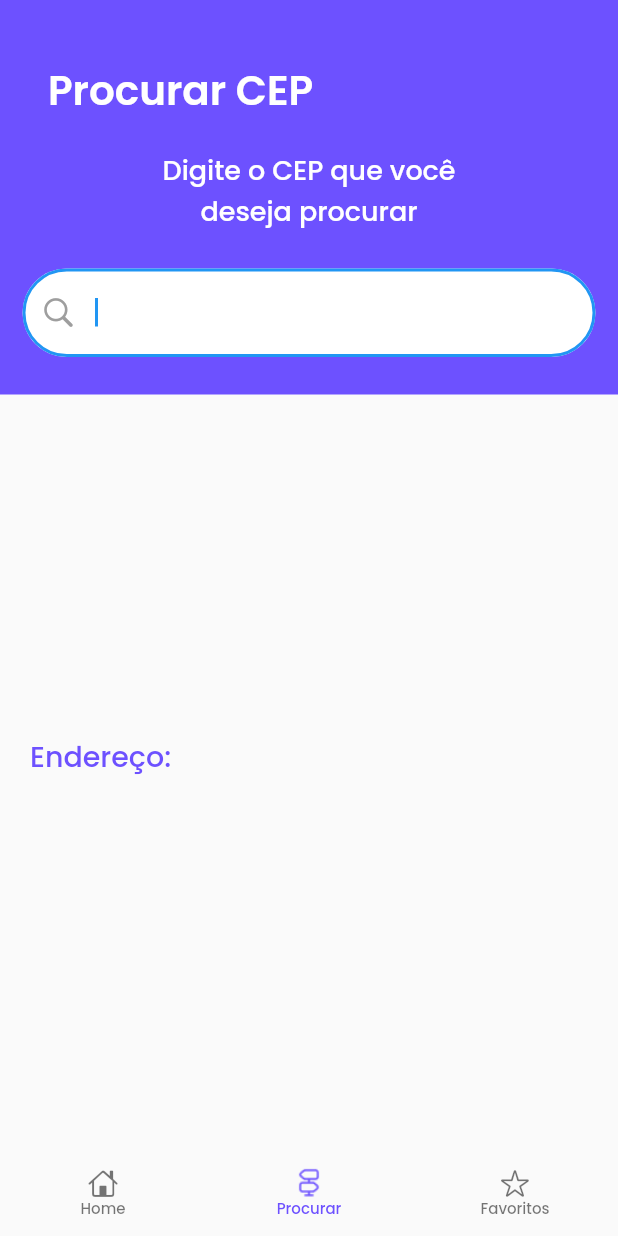
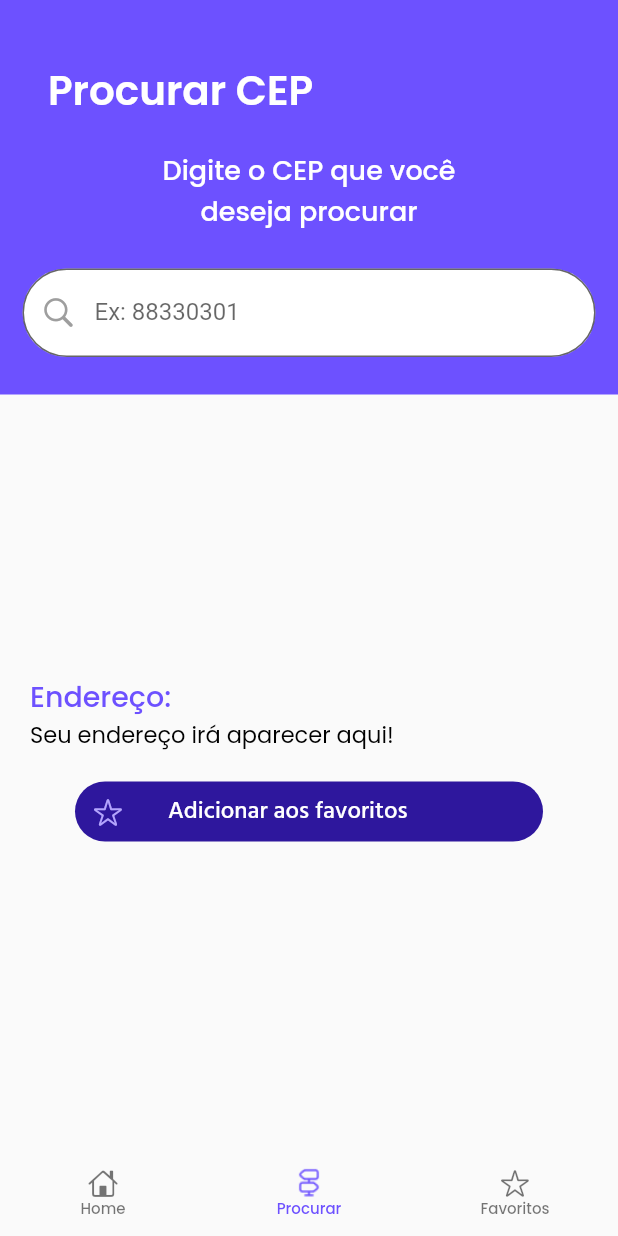
Before and after one commit to fonsecguilherme/Busca-CEP-Me-Poupe, a Flutter app: the screen it shows after launch, item 2 of the bottom bar chosen, on a phone screen of 412 x 824 dp. Run offline on Flutter 3.47's test engine with Material 2 defaults, Android fonts, the light colour scheme and no system bars; our stand-ins replace bloc, equatable, flutter_bloc.

Commit message:
WIP versão para apresentar ao time Me Poupe!

```diff
--- a/lib/logic/searchedZipCode/searched_zip_cubit.dart
+++ b/lib/logic/searchedZip/searched_zip_cubit.dart
@@ -1,5 +1,5 @@
 import 'package:flutter_bloc/flutter_bloc.dart';
-import 'package:procura_cep/logic/searchedZipCode/searched_zip_state.dart';
+import 'package:procura_cep/logic/searchedZip/searched_zip_state.dart';
 
 class SearchedZipCubit extends Cubit<SearchedZipState> {
   SearchedZipCubit() : super(SearchedZipState(counterValue: 0));
--- a/lib/style.dart
+++ b/lib/style.dart
@@ -9,12 +9,14 @@ class Style {
   static const textSize12 = 12.0;
   static const textSize13 = 13.0;
   static const textSize15 = 15.0;
+  static const textSize16 = 16.0;
   static const textSize18 = 18.0;
   static const textSize19 = 19.0;
   static const textSize27 = 27.0;
   static const textSize60 = 60.0;
 
   static const purpleColor = Color(0XFF6D51FF);
+  static const darkerPurpleColor = Color(0XFF2E179D);
   static const whiteColor = Colors.white;
   static const greyColor = Colors.grey;
   static const darkGreyColor = Color(0XFF595959);
@@ -125,4 +127,11 @@ class Style {
     fontSize: textSize15,
     color: blackColor,
   );
+
+  static const addFavoritesBar = TextStyle(
+    fontFamily: hind,
+    fontWeight: FontWeight.w500,
+    fontSize: textSize16,
+    color: whiteColor,
+  );
 }
--- a/lib/view/screens/zip_search_screen.dart
+++ b/lib/view/screens/zip_search_screen.dart
@@ -13,9 +13,7 @@ class ZipSearchScreen extends StatefulWidget {
 
 class _ZipSearchState extends State<ZipSearchScreen> {
   final _searchZipController = TextEditingController();
-  // bool _loading = false;
-  // bool _enableField = true;
-  late String _result = '';
+  late String _result = 'Seu endereço irá aparecer aqui!';
 
   @override
   void initState() {
@@ -66,7 +64,6 @@ class _ZipSearchState extends State<ZipSearchScreen> {
                 bottom: 25,
               ),
               child: TextField(
-                autofocus: true,
                 keyboardType: TextInputType.number,
                 textInputAction: TextInputAction.done,
                 controller: _searchZipController,
@@ -74,12 +71,12 @@ class _ZipSearchState extends State<ZipSearchScreen> {
                   labelText: 'Ex: 88330301',
                   floatingLabelBehavior: FloatingLabelBehavior.never,
                   prefixIcon: GestureDetector(
-                      child: const Icon(
-                        CupertinoIcons.search,
-                        color: Style.greyColor,
-                      ),
-                      onTap: () => _searchZip() //! bloc aqui
-                      ),
+                    child: const Icon(
+                      CupertinoIcons.search,
+                      color: Style.greyColor,
+                    ),
+                    onTap: () => _searchZip(),
+                  ),
                   disabledBorder: InputBorder.none,
                   filled: true,
                   fillColor: Style.whiteColor,
@@ -127,11 +124,48 @@ class _ZipSearchState extends State<ZipSearchScreen> {
               _result,
               style: Style.resultNetwork02,
             ),
+            _savedZipsBar()
           ],
         ),
       ),
     );
   }
+
+  Padding _savedZipsBar() => Padding(
+        padding: const EdgeInsets.symmetric(horizontal: 30, vertical: 20),
+        child: Container(
+          height: 40,
+          decoration: BoxDecoration(
+            color: Style.darkerPurpleColor,
+            borderRadius: BorderRadius.circular(45.0),
+          ),
+          child: Row(
+            crossAxisAlignment: CrossAxisAlignment.center,
+            mainAxisAlignment: MainAxisAlignment.start,
+            children: [
+              Padding(
+                padding: const EdgeInsets.only(left: 12.0),
+                child: Row(
+                  children: const <Widget>[
+                    Icon(
+                      CupertinoIcons.star,
+                      color: Color(0XFFB4A5FD),
+                      size: 20,
+                    ),
+                    SizedBox(
+                      width: 30,
+                    ),
+                    Text(
+                      'Adicionar aos favoritos',
+                      style: Style.addFavoritesBar,
+                    ),
+                  ],
+                ),
+              ),
+            ],
+          ),
+        ),
+      );
 
   @override
   void dispose() {
```
Also changed, not shown: lib/logic/zipCodeSearch/zip_code_search_cubit.dart (deleted, +0 -10 lines), lib/logic/zipCodeSearch/zip_code_search_state.dart (deleted, +0 -60 lines), lib/view/screens/home_screen.dart (+19 -11 lines), lib/logic/searchedZip/searched_zip_state.dart (line endings or trailing spaces), 4 other files.
